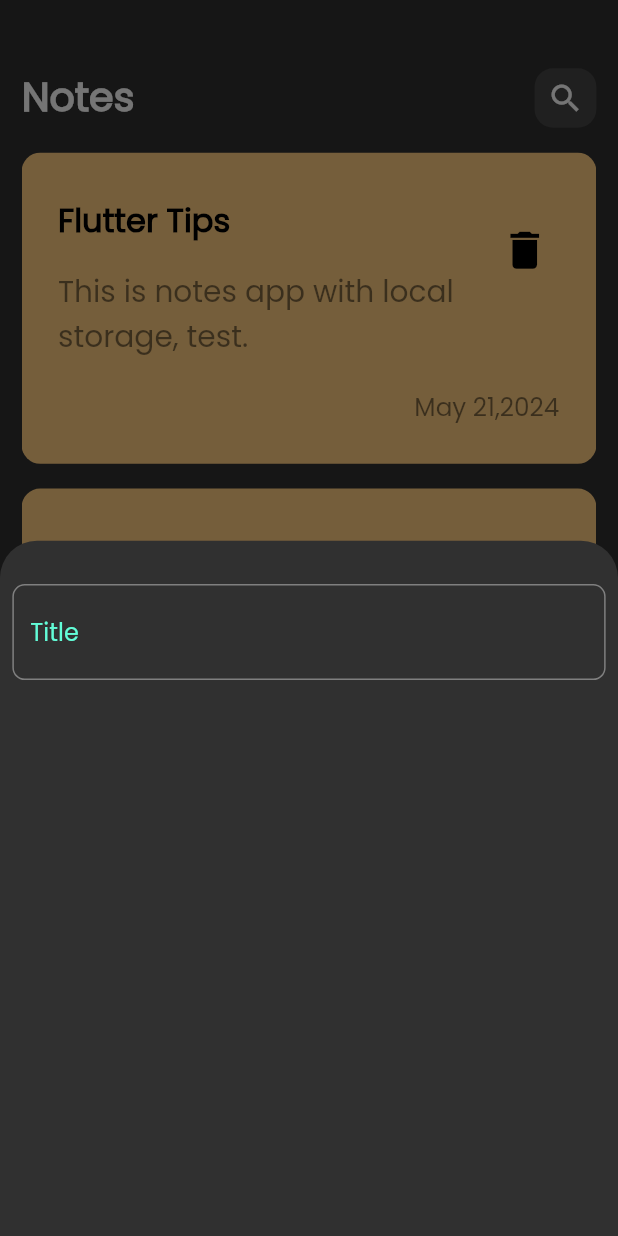
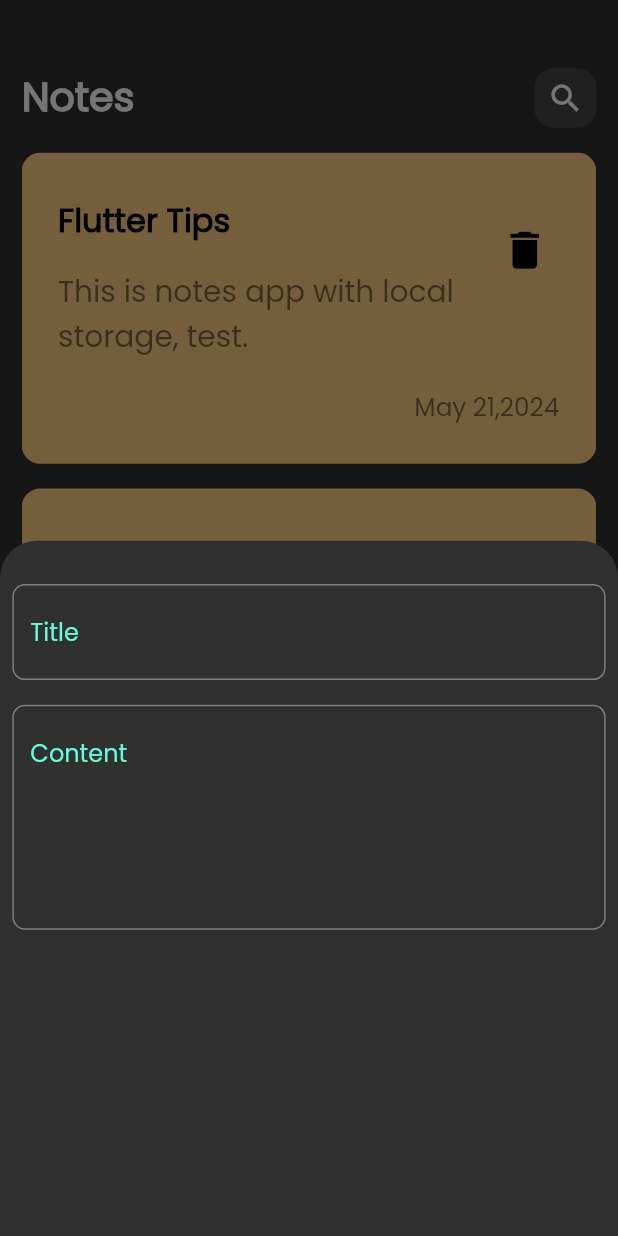
Before and after one commit to MuhammedBashuaib/notes_app_with_local_storage, a Flutter app: the screen it shows after launch, after a tap on the "add" icon, on a phone screen of 412 x 824 dp. Run offline on Flutter 3.47's test engine with Material 2 defaults, Android fonts, the phone set to English and light mode, and no system bars.

Commit message:
ADD fields to bottom sheet

```diff
--- a/lib/views/widgets/add_note_buttom_sheet.dart
+++ b/lib/views/widgets/add_note_buttom_sheet.dart
@@ -16,7 +16,16 @@
           SizedBox(
             height: heightScreen * .035,
           ),
-          const CustomTextField(),
+          const CustomTextField(
+            hintText: "Title",
+          ),
+          SizedBox(
+            height: heightScreen * .02,
+          ),
+          const CustomTextField(
+            hintText: "Content",
+            maxLines: 5,
+          )
         ],
       ),
     );
--- a/lib/views/widgets/custom_text_field.dart
+++ b/lib/views/widgets/custom_text_field.dart
@@ -2,14 +2,22 @@
 import 'package:notes_app_with_local_storge/const.dart';
 
 class CustomTextField extends StatelessWidget {
-  const CustomTextField({super.key});
+  final String hintText;
+  final int maxLines;
+
+  const CustomTextField({
+    super.key,
+    required this.hintText,
+    this.maxLines = 1,
+  });
 
   @override
   Widget build(BuildContext context) {
     return TextField(
+      maxLines: maxLines,
       cursorColor: MyColors.kPrimaryColor,
       decoration: InputDecoration(
-        hintText: "Title",
+        hintText: hintText,
         hintStyle: const TextStyle(
           color: MyColors.kPrimaryColor,
         ),
```
